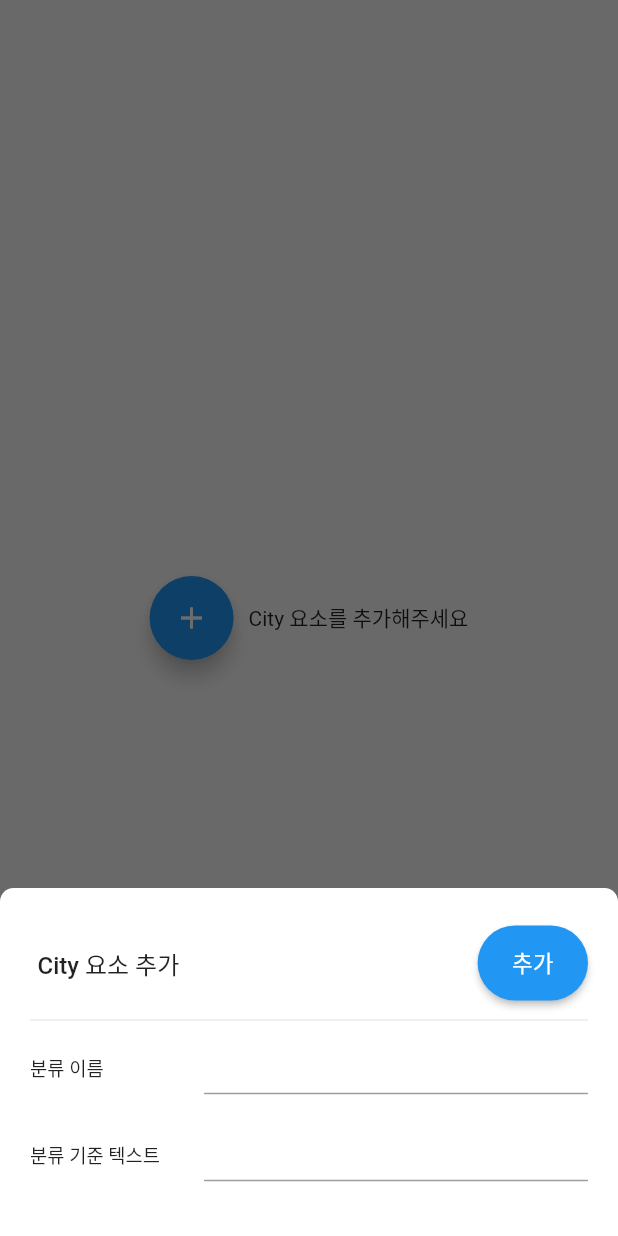
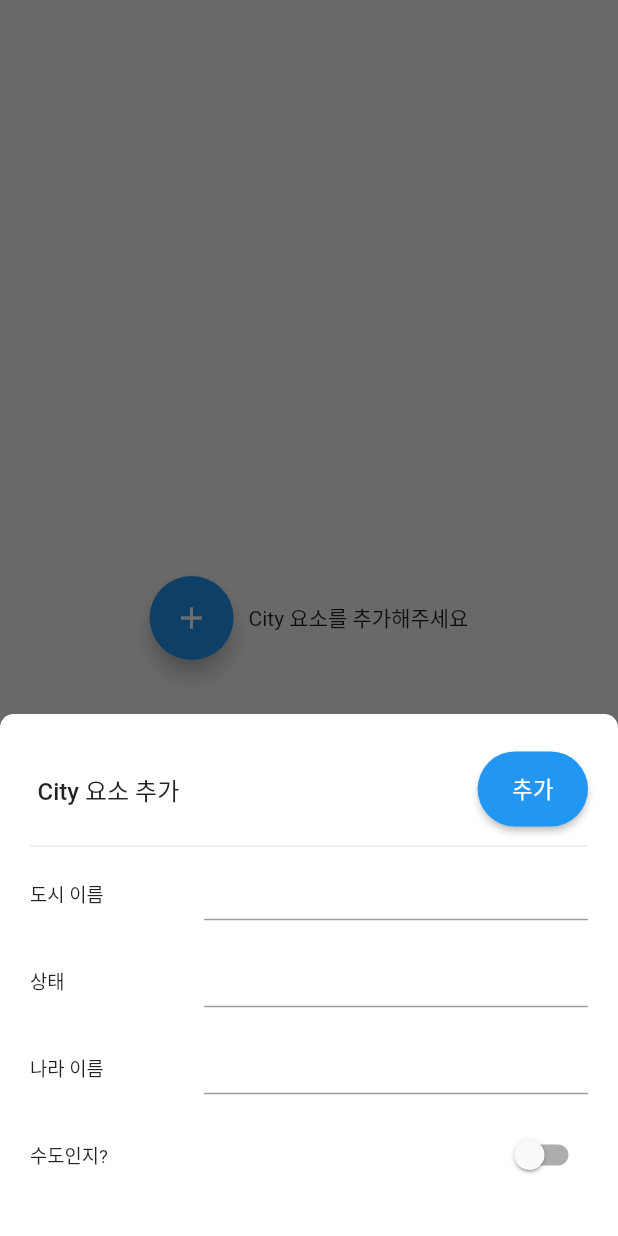
Before and after one commit to dev-tryit/try_startup, a Flutter app: the screen it shows after launch, after a tap on the "add" icon, on a phone screen of 412 x 824 dp. Run offline on Flutter 3.47's test engine with Material 2 defaults, Android fonts, the phone set to English and light mode, and no system bars; drawn by our look-alikes of animate_do; our stand-ins replace cloud_firestore, firebase_core, modal_bottom_sheet; accounts and stored records are empty; statements that could not run were skipped.

Commit message:
BoolListTile 완성

```diff
--- /dev/null
+++ b/lib/_common/flutter/widget/BoolListTile.dart
@@ -0,0 +1,41 @@
+import 'package:flutter/material.dart';
+
+class BoolController {
+  bool value;
+
+  BoolController(this.value);
+}
+
+class BoolListTile extends StatefulWidget {
+  final BoolController controller;
+  final String titleText;
+
+  const BoolListTile({
+    Key? key,
+    required this.titleText,
+    required this.controller,
+  }) : super(key: key);
+
+  @override
+  State<BoolListTile> createState() => _BoolListTileState();
+}
+
+class _BoolListTileState extends State<BoolListTile> {
+  @override
+  Widget build(BuildContext context) {
+    return ListTile(
+      contentPadding: EdgeInsets.zero,
+      dense: true,
+      minLeadingWidth: 100,
+      leading: Text(widget.titleText, style: const TextStyle(fontSize: 12.5)),
+      trailing: Switch(
+        value: widget.controller.value,
+        onChanged: (bool value) {
+          setState(() {
+            widget.controller.value = value;
+          });
+        },
+      ),
+    );
+  }
+}
--- /dev/null
+++ b/lib/_common/flutter/widget/StringListTile.dart
@@ -0,0 +1,26 @@
+import 'package:flutter/material.dart';
+
+class StringListTile extends StatelessWidget {
+  final TextEditingController controller;
+  final String titleText;
+
+  const StringListTile({
+    Key? key,
+    required this.titleText,
+    required this.controller,
+  }) : super(key: key);
+
+  @override
+  Widget build(BuildContext context) {
+    return ListTile(
+      contentPadding: EdgeInsets.zero,
+      dense: true,
+      minLeadingWidth: 100,
+      leading: Text(titleText, style: const TextStyle(fontSize: 12.5)),
+      title: TextField(
+        controller: controller,
+        decoration: const InputDecoration(isDense: true),
+      ),
+    );
+  }
+}
--- a/lib/page/CityPage.dart
+++ b/lib/page/CityPage.dart
@@ -3,6 +3,8 @@ import 'package:modal_bottom_sheet/modal_bottom_sheet.dart';
 import '../_common/flutter/bottomSheet/AlertBottomSheet.dart';
 import '../_common/flutter/bottomSheet/InputBottomSheet.dart';
 import '../_common/flutter/effect/BouncingModalBottomEffect.dart';
+import '../_common/flutter/widget/BoolListTile.dart';
+import '../_common/flutter/widget/StringListTile.dart';
 import '../repository/CityRepository.dart';
 import '../util/SnackBarUtil.dart';
 
@@ -56,8 +58,10 @@ class CityPage extends StatelessWidget {
   }
 
   void createBottomSheet() {
-    final TextEditingController titleController = TextEditingController();
-    final TextEditingController keywordController = TextEditingController();
+    final nameController = TextEditingController();
+    final stateController = TextEditingController();
+    final countryController = TextEditingController();
+    final capitalController = BoolController(false);
 
     BouncingModalBottomEffect.apply(context, builder: (popFunction) {
       return InputBottomSheet(
@@ -67,29 +71,13 @@ class CityPage extends StatelessWidget {
 
         },
         children: [
-          ListTile(
-            contentPadding: EdgeInsets.zero,
-            dense: true,
-            minLeadingWidth: 100,
-            leading: const Text("분류 이름",
-                style: TextStyle(fontSize: 12.5)),
-            title: TextField(
-              controller: titleController,
-              decoration: const InputDecoration(isDense: true),
-            ),
-          ),
+          StringListTile(titleText:"도시 이름", controller: nameController),
           const SizedBox(height: 10),
-          ListTile(
-            contentPadding: EdgeInsets.zero,
-            dense: true,
-            minLeadingWidth: 100,
-            leading: const Text("분류 기준 텍스트",
-                style: TextStyle(fontSize: 12.5)),
-            title: TextField(
-              controller: keywordController,
-              decoration: const InputDecoration(isDense: true),
-            ),
-          ),
+          StringListTile(titleText:"상태", controller: stateController),
+          const SizedBox(height: 10),
+          StringListTile(titleText:"나라 이름", controller: countryController),
+          const SizedBox(height: 10),
+          BoolListTile(titleText:"수도인지?", controller: capitalController),
           const SizedBox(height: 10),
         ],
       );
```
